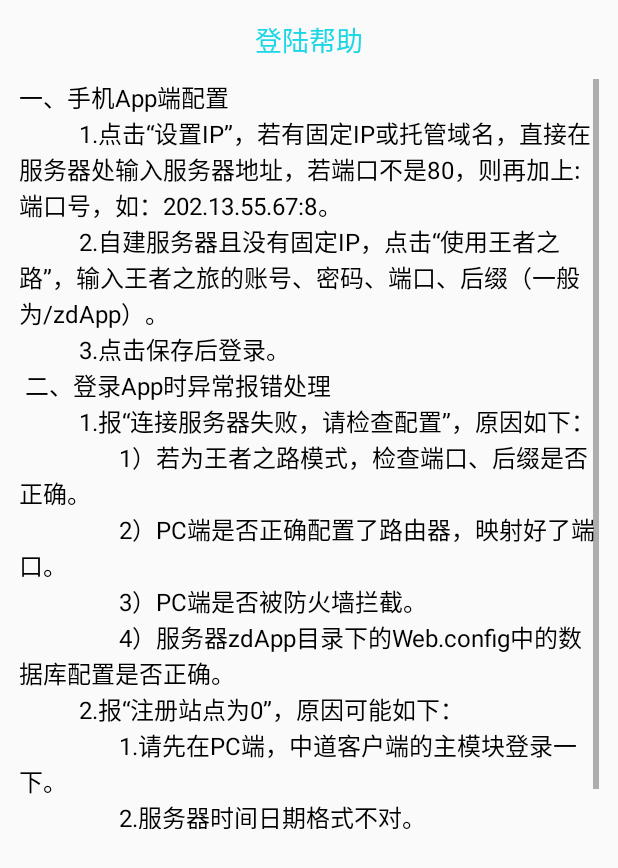
After one commit to njjames/ZDDemo, an Android app: the layout help_dialog_layout.xml on its own in the app's theme, with its tools: preview values and no code run, on a phone screen of 412 x 824 dp. The commit adds this screen. Shown: the top 868 px of the screen. Run offline under Robolectric (Android 15) with nearby library versions, the phone set to English and light mode, and no system bars.

Commit message:
完成所有登录的功能

```diff
--- a/app/src/main/java/com/nj/zddemo/mvp/model/impl/LoginModel.java
+++ b/app/src/main/java/com/nj/zddemo/mvp/model/impl/LoginModel.java
@@ -3,7 +3,6 @@ package com.nj.zddemo.mvp.model.impl;
 import com.nj.zddemo.api.ApiManager;
 import com.nj.zddemo.bean.LoginResult;
 import com.nj.zddemo.bean.OnlineInfo;
-import com.nj.zddemo.mvp.presenter.impl.LoginPresenter;
 
 import io.reactivex.Observable;
 
@@ -20,4 +19,8 @@ public class LoginModel {
     public Observable<LoginResult> getLogin(String method, String name, String pwd, String p_number) {
         return ApiManager.getInstance().getCommonApi().getLogin(method, name, pwd, p_number);
     }
+
+    public Observable<String> getWZZLIP(String username, String pass) {
+        return ApiManager.getInstance().getCommonApi().getWZZLIP(username, pass);
+    }
 }
--- a/app/src/main/java/com/nj/zddemo/mvp/view/impl/LoginView.java
+++ b/app/src/main/java/com/nj/zddemo/mvp/view/impl/LoginView.java
@@ -19,4 +19,6 @@ public interface LoginView extends MVPView {
 
      void loadLoginResult(LoginResult loginResult);
 
+     void loadWZZLIP(String data);
+
 }
--- a/app/src/main/res/layout/guide_activity.xml
+++ b/app/src/main/res/layout/guide_activity.xml
@@ -3,7 +3,6 @@
     xmlns:tools="http://schemas.android.com/tools"
     android:layout_width="match_parent"
     android:layout_height="match_parent"
-    android:fitsSystemWindows="true"
     tools:context="com.nj.zddemo.ui.activity.GuideActivity">
 
     <android.support.v4.view.ViewPager
@@ -20,7 +19,7 @@
         android:layout_centerHorizontal="true"
         android:src="@drawable/launcher_immediate_experience"
         android:layout_above="@id/ll_indicator"
-        android:layout_marginBottom="@dimen/qb_px_50"
+        android:layout_marginBottom="@dimen/qb_px_52"
         android:visibility="invisible"/>
 
     <LinearLayout
--- /dev/null
+++ b/app/src/main/res/layout/help_dialog_layout.xml
@@ -0,0 +1,28 @@
+<?xml version="1.0" encoding="utf-8"?>
+<LinearLayout xmlns:android="http://schemas.android.com/apk/res/android"
+    android:layout_width="match_parent"
+    android:layout_height="match_parent"
+    android:orientation="vertical"
+    android:padding="@dimen/qb_px_10">
+
+    <TextView
+        android:layout_width="match_parent"
+        android:layout_height="wrap_content"
+        android:text="@string/dialog_help_title"
+        android:gravity="center_horizontal"
+        android:textSize="18sp"
+        android:textColor="@color/colorPrimary"/>
+
+    <ScrollView
+        android:layout_width="match_parent"
+        android:layout_height="@dimen/qb_px_400"
+        android:layout_marginTop="@dimen/qb_px_10">
+
+        <TextView
+            android:layout_width="match_parent"
+            android:layout_height="wrap_content"
+            android:textSize="16sp"
+            android:textColor="@android:color/black"
+            android:text="@string/dialog_help_text"/>
+    </ScrollView>
+</LinearLayout>
--- a/app/src/main/res/layout/login_activity.xml
+++ b/app/src/main/res/layout/login_activity.xml
@@ -13,7 +13,7 @@
         android:layout_width="match_parent"
         android:layout_height="@dimen/qb_px_60"
         android:src="@drawable/icon_logo"
-        android:layout_marginTop="@dimen/qb_px_40"/>
+        android:layout_marginTop="@dimen/qb_px_60"/>
 
     <TextView
         android:layout_width="match_parent"
--- a/app/src/main/res/layout/splash_activity.xml
+++ b/app/src/main/res/layout/splash_activity.xml
@@ -2,7 +2,6 @@
 <FrameLayout xmlns:android="http://schemas.android.com/apk/res/android"
     android:layout_width="match_parent"
     android:layout_height="match_parent"
-    android:fitsSystemWindows="true"
     android:background="@drawable/bg_splash">
 
 </FrameLayout>
--- a/app/src/main/res/values/colors.xml
+++ b/app/src/main/res/values/colors.xml
@@ -8,7 +8,8 @@
     <color name="login_title_color">#009dd9</color>
     <color name="login_btn_normal">#1cace4</color>
     <color name="login_btn_pressed">#008dff</color>
-    <color name="login_setting_color">#7fffffff</color>
+    <color name="login_setting_color">#ffffff</color>
+    <color name="login_hint_text">#ccffffff</color>
 
     <color name="color_text">#959595</color>
     <color name="color_frame">#e6e6e6</color>
--- a/app/src/main/res/values/strings.xml
+++ b/app/src/main/res/values/strings.xml
@@ -34,4 +34,21 @@
     <string name="dialog_online_date_text">最后登录时间</string>
 
     <string name="dialog_loading_text">加载中...</string>
+
+    <string name="dialog_help_title">登陆帮助</string>
+    <string name="dialog_help_text">
+                        一、手机App端配置\n
+                        \t\t\t1.点击“设置IP”，若有固定IP或托管域名，直接在服务器处输入服务器地址，若端口不是80，则再加上:端口号，如：202.13.55.67:8。\n
+                        \t\t\t2.自建服务器且没有固定IP，点击“使用王者之路”，输入王者之旅的账号、密码、端口、后缀（一般为/zdApp）。\n
+                        \t\t\t3.点击保存后登录。\n
+                        二、登录App时异常报错处理\n
+                        \t\t\t1.报“连接服务器失败，请检查配置”，原因如下：\n
+                        \t\t\t\t\t1）若为王者之路模式，检查端口、后缀是否正确。\n
+                        \t\t\t\t\t2）PC端是否正确配置了路由器，映射好了端口。\n
+                        \t\t\t\t\t3）PC端是否被防火墙拦截。\n
+                        \t\t\t\t\t4）服务器zdApp目录下的Web.config中的数据库配置是否正确。\n
+                        \t\t\t2.报“注册站点为0”，原因可能如下：\n
+                        \t\t\t\t\t1.请先在PC端，中道客户端的主模块登录一下。\n
+                        \t\t\t\t\t2.服务器时间日期格式不对。\n
+                        \t\t\t\t\t3.确实没有注册移动办公点数。</string>
 </resources>
--- a/app/src/main/res/values/styles.xml
+++ b/app/src/main/res/values/styles.xml
@@ -14,7 +14,7 @@
         <item name="android:background">@drawable/login_edittext_bg</item>
         <item name="android:textSize">14sp</item>
         <item name="android:textColor">@android:color/white</item>
-        <item name="android:textColorHint">@android:color/white</item>
+        <item name="android:textColorHint">@color/login_hint_text</item>
         <item name="android:padding">@dimen/qb_px_10</item>
         <item name="android:drawablePadding">@dimen/qb_px_2</item>
     </style>
```
Also changed, not shown: app/src/main/java/com/nj/zddemo/api/CommonApi.java (+10 -0 lines), app/src/main/java/com/nj/zddemo/bean/LoginServerInfo.java (+12 -2 lines), app/src/main/java/com/nj/zddemo/bean/RememberOperator.java (added, +13 -0 lines), app/src/main/java/com/nj/zddemo/mvp/presenter/impl/LoginPresenter.java (+34 -0 lines), app/src/main/java/com/nj/zddemo/ui/activity/GuideActivity.java (+14 -6 lines), app/src/main/java/com/nj/zddemo/ui/activity/LoginActivity.java (+82 -19 lines), app/src/main/java/com/nj/zddemo/ui/activity/SplashActivity.java (+14 -5 lines), app/src/main/java/com/nj/zddemo/ui/activity/base/BaseMVPActivity.java (+14 -3 lines), app/src/main/java/com/nj/zddemo/utils/PhoneUtils.java (+1 -7 lines), app/src/main/res/layout/online_dialog_layout.xml (+4 -4 lines).
